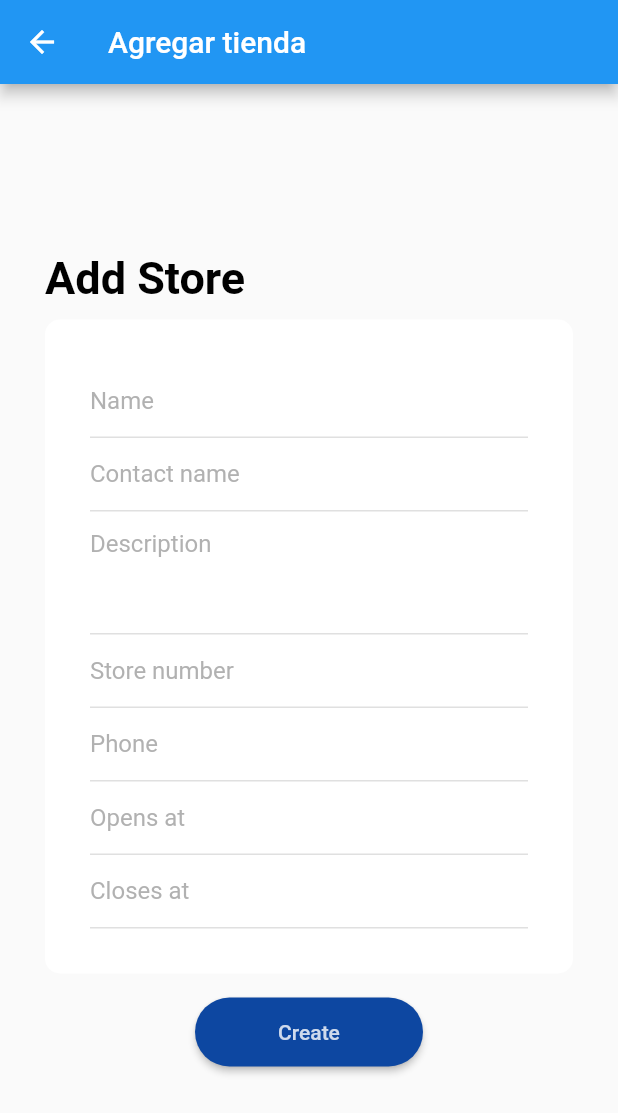
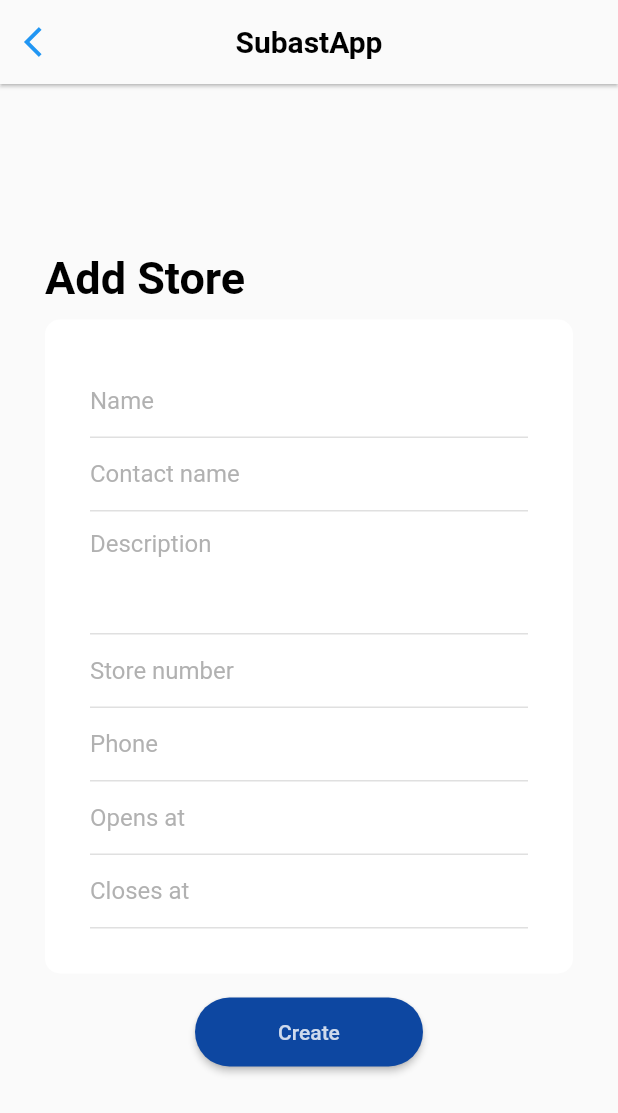
Before and after one commit to RodrigoAGM/subastapp-mobile, a Flutter app: the AddShopPage screen opened directly, on a phone screen of 412 x 824 dp. Shown: the top 1113 px of the screen. Run offline on Flutter 3.47's test engine with Material 2 defaults, Android fonts, the phone set to English and light mode, and no system bars; drawn by our look-alikes of datetime_picker_formfield; our stand-ins replace bloc, equatable, flutter_bloc, flutter_secure_storage, fluttertoast, page_transition and 2 more; accounts and stored records are empty; network calls fail.

Commit message:
Change store appbar

```diff
--- a/lib/network/repository/customer_repository.dart
+++ b/lib/network/repository/customer_repository.dart
@@ -1,5 +1,4 @@
 import 'dart:convert';
-import 'package:flutter/foundation.dart';
 import 'package:subastapp/model/customer.dart';
 import 'package:http/http.dart' as http;
 import 'package:flutter_secure_storage/flutter_secure_storage.dart';
--- a/lib/ui/home/PerfilPage/add_shop/add_shop_page.dart
+++ b/lib/ui/home/PerfilPage/add_shop/add_shop_page.dart
@@ -48,7 +48,20 @@ class _AddShopPageState extends State<AddShopPage> {
   Widget build(BuildContext context) {
     return Scaffold(
       appBar: AppBar(
-        title: Text('Agregar tienda'),
+        title: Text(
+          "SubastApp",
+          textAlign: TextAlign.center,
+          style: TextStyle(color: Colors.black, fontWeight: FontWeight.bold),
+        ),
+        centerTitle: true,
+        backgroundColor: Theme.of(context).canvasColor,
+        elevation: 1,
+        leading: IconButton(
+          icon: Icon(Icons.arrow_back_ios, color: Theme.of(context).accentColor,),
+          onPressed:(){
+            Navigator.of(context).pop();
+          },
+        ),
       ),
       body: Center(
         child: Container(
```
